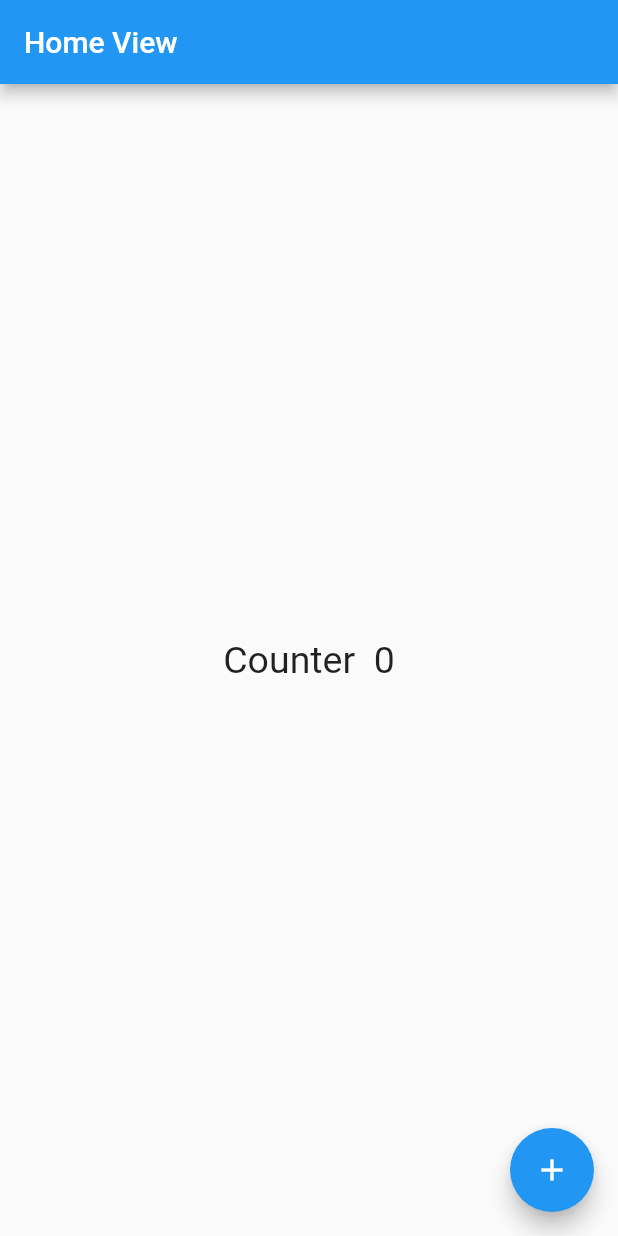
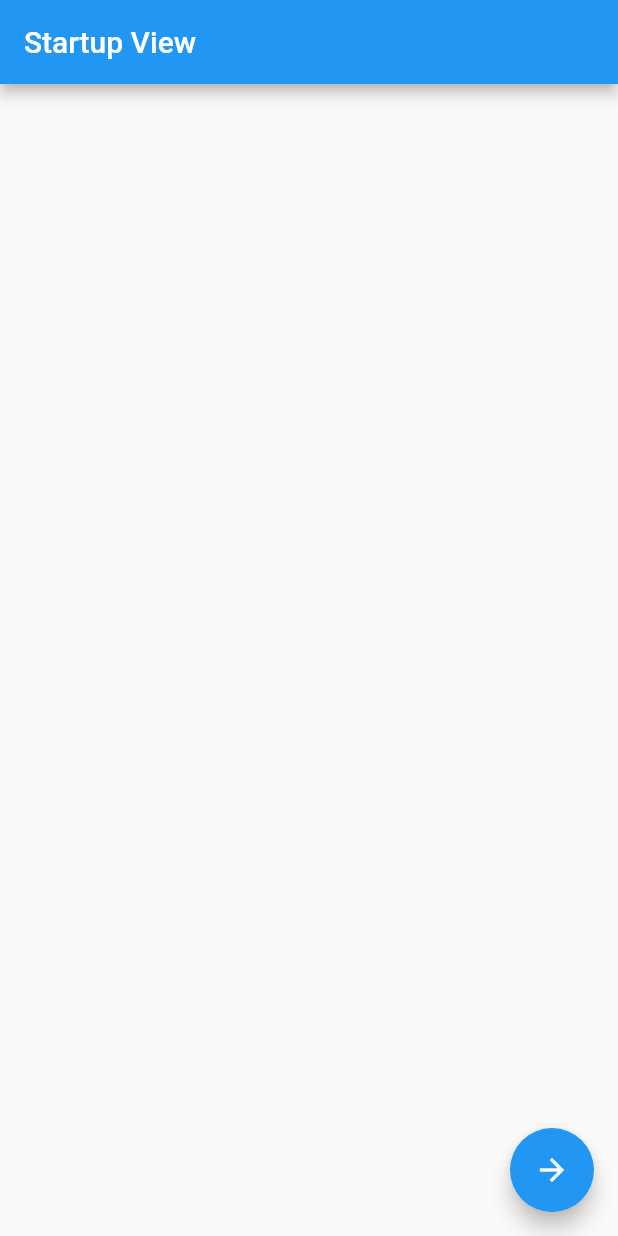
Before and after one commit to berthojoris/flutter_clean_architecture, a Flutter app: the screen it shows after launch, on a phone screen of 412 x 824 dp. Run offline on Flutter 3.47's test engine with Material 2 defaults, Android fonts, the phone set to English and light mode, and no system bars; our stand-ins replace auto_route, get_it, injectable, stacked, stacked_services.

```diff
--- /dev/null
+++ b/lib/app/locator.dart
@@ -0,0 +1,8 @@
+import 'package:get_it/get_it.dart';
+import 'package:injectable/injectable.dart';
+import 'locator.iconfig.dart';
+
+final locator = GetIt.instance;
+
+@injectableInit
+void setupLocator() => $initGetIt(locator);
--- a/lib/main.dart
+++ b/lib/main.dart
@@ -1,8 +1,13 @@
 import 'package:flutter/material.dart';
+import 'package:flutter_architecture/app/locator.dart';
+import 'package:stacked_services/stacked_services.dart';
 
-import 'ui/views/home/home_view.dart';
+import 'app/router.gr.dart';
 
-void main() => runApp(MyApp());
+void main() {
+  setupLocator();
+  runApp(MyApp());
+}
 
 class MyApp extends StatelessWidget {
   @override
@@ -13,7 +18,9 @@ class MyApp extends StatelessWidget {
       theme: ThemeData(
         primarySwatch: Colors.blue,
       ),
-      home: HomeView(),
+      initialRoute: Routes.startupView,
+      onGenerateRoute: Router().onGenerateRoute,
+      navigatorKey: locator<NavigationService>().navigatorKey,
     );
   }
 }
--- /dev/null
+++ b/lib/ui/views/startup/startup_view.dart
@@ -0,0 +1,26 @@
+import 'package:flutter/material.dart';
+import 'package:stacked/stacked.dart';
+
+import 'startup_viewmodel.dart';
+
+class StartupView extends StatelessWidget {
+  const StartupView({Key key}) : super(key: key);
+
+  @override
+  Widget build(BuildContext context) {
+    return ViewModelBuilder<StartupViewModel>.reactive(
+      builder: (context, model, child) => Scaffold(
+        appBar: AppBar(
+          title: Text(
+            model.title,
+          ),
+        ),
+        floatingActionButton: FloatingActionButton(
+          onPressed: () => model.navigateToHome(),
+          child: Icon(Icons.arrow_forward),
+        ),
+      ),
+      viewModelBuilder: () => StartupViewModel(),
+    );
+  }
+}
--- /dev/null
+++ b/lib/ui/views/startup/startup_viewmodel.dart
@@ -0,0 +1,15 @@
+import 'package:flutter_architecture/app/locator.dart';
+import 'package:flutter_architecture/app/router.gr.dart';
+import 'package:stacked/stacked.dart';
+import 'package:stacked_services/stacked_services.dart';
+
+class StartupViewModel extends BaseViewModel {
+  final NavigationService _navigationService = locator<NavigationService>();
+
+  String _title = "Startup View";
+  String get title => _title;
+
+  Future navigateToHome() async {
+    await _navigationService.navigateTo(Routes.homeView);
+  }
+}
```
Also changed, not shown: lib/app/locator.iconfig.dart (added, +24 -0 lines), lib/app/router.dart (added, +10 -0 lines), lib/services/third_party_sevices_module.dart (added, +10 -0 lines), pubspec.yaml (+9 -1 lines), lib/app/router.gr.dart (added), pubspec.lock.
